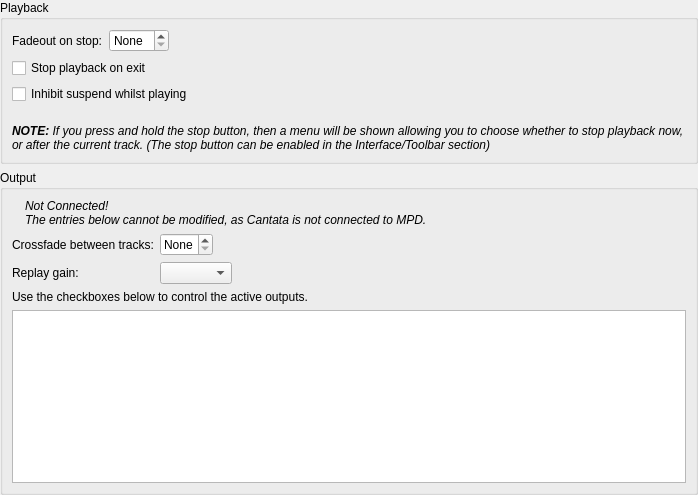
Before: the Qt Designer form gui/playbacksettings.ui in CDrummond/cantata, drawn with Qt 5.
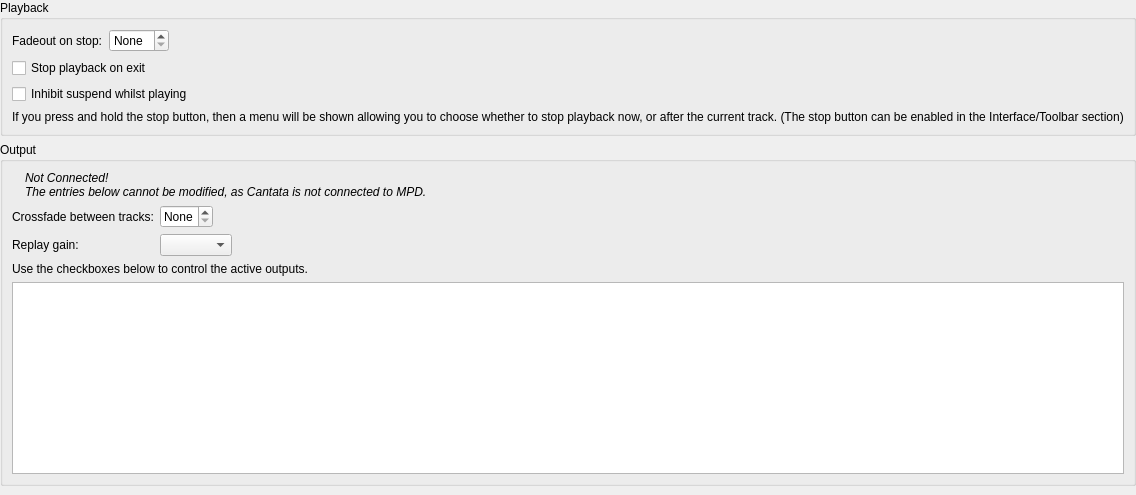
After: the same form once the commit is applied. Custom widgets are drawn as their Qt base class.

Commit message: Add note-label classes to ensure consistency

Patch:
```diff
--- a/gui/playbacksettings.ui
+++ b/gui/playbacksettings.ui
@@ -66,32 +66,10 @@
         </property>
        </widget>
       </item>
-      <item row="3" column="0">
-       <spacer name="verticalSpacer_8">
-        <property name="orientation">
-         <enum>Qt::Vertical</enum>
-        </property>
-        <property name="sizeType">
-         <enum>QSizePolicy::Fixed</enum>
-        </property>
-        <property name="sizeHint" stdset="0">
-         <size>
-          <width>20</width>
-          <height>8</height>
-         </size>
-        </property>
-       </spacer>
-      </item>
-      <item row="4" column="0" colspan="2">
-       <widget class="QLabel" name="noteLabel">
+      <item row="3" column="0" colspan="2">
+       <widget class="NoteLabel" name="noteLabel">
         <property name="text">
-         <string>&lt;i&gt;&lt;b&gt;NOTE:&lt;/b&gt; If you press and hold the stop button, then a menu will be shown allowing you to choose whether to stop playback now, or after the current track. (The stop button can be enabled in the Interface/Toolbar section)&lt;/i&gt;</string>
-        </property>
-        <property name="wordWrap">
-         <bool>true</bool>
-        </property>
-        <property name="textInteractionFlags">
-         <set>Qt::NoTextInteraction</set>
+         <string>If you press and hold the stop button, then a menu will be shown allowing you to choose whether to stop playback now, or after the current track. (The stop button can be enabled in the Interface/Toolbar section)</string>
         </property>
        </widget>
       </item>
@@ -249,6 +227,11 @@
    <extends>QLabel</extends>
    <header>support/buddylabel.h</header>
   </customwidget>
+  <customwidget>
+   <class>NoteLabel</class>
+   <extends>QLabel</extends>
+   <header>widgets/notelabel.h</header>
+  </customwidget>
   <customwidget>
    <class>UrlLabel</class>
    <extends>QWidget</extends>
```
The commit also changes 24 other files.
